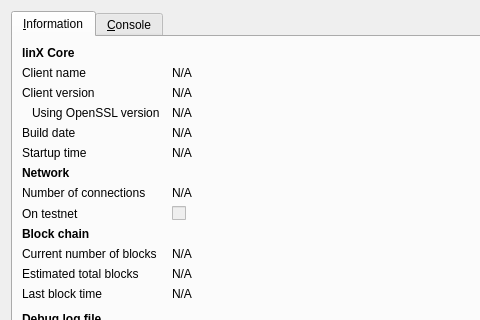
Above: src/qt/forms/rpcconsole.ui from linX-project/linX before the change; both pictures show x 0 to 480 and y 0 to 320 of the 740 by 450 pixel window. Below: the same form after it.
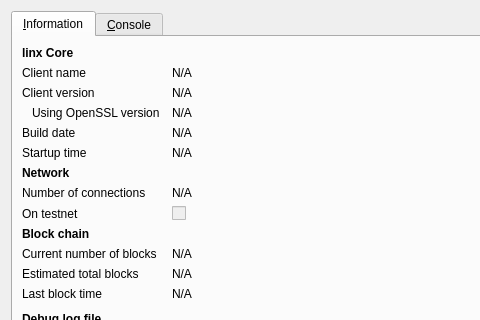
That is the form after the change. Icons and pictures are not drawn.

Patch:
```diff
--- a/src/qt/forms/rpcconsole.ui
+++ b/src/qt/forms/rpcconsole.ui
@@ -36,7 +36,7 @@
           </font>
          </property>
          <property name="text">
-          <string>linX Core</string>
+          <string>linx Core</string>
          </property>
         </widget>
        </item>
```
Left out of the diff: 4 changed lines with no effect on the pictures.
